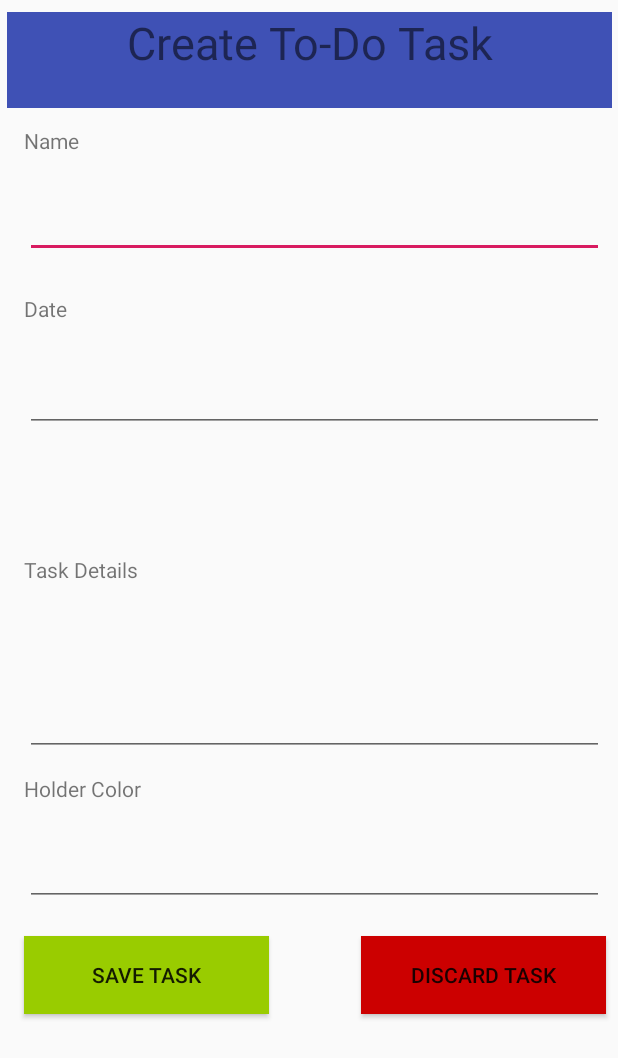
After one commit to kaustuvnandy/ToDoAppProject, an Android app: the layout activity_create_to_do_task.xml on its own in the app's theme, with its tools: preview values and no code run, on a phone screen of 412 x 824 dp. The commit adds this screen. Shown: the top 1058 px of the screen. Run offline under Robolectric (Android 15) with nearby library versions, the phone set to English and light mode, and no system bars.

Commit message:
Added To-do-task and Create Task
3rd Commit

```diff
--- a/ToDoApp/app/build.gradle
+++ b/ToDoApp/app/build.gradle
@@ -24,6 +24,7 @@ dependencies {
     implementation fileTree(dir: 'libs', include: ['*.jar'])
     implementation 'androidx.appcompat:appcompat:1.0.2'
     implementation 'androidx.constraintlayout:constraintlayout:1.1.3'
+    implementation 'androidx.legacy:legacy-support-v4:1.0.0'
     testImplementation 'junit:junit:4.12'
     androidTestImplementation 'androidx.test:runner:1.2.0'
     androidTestImplementation 'androidx.test.espresso:espresso-core:3.2.0'
--- a/ToDoApp/app/src/main/AndroidManifest.xml
+++ b/ToDoApp/app/src/main/AndroidManifest.xml
@@ -13,7 +13,8 @@
         android:roundIcon="@mipmap/ic_launcher_round"
         android:supportsRtl="true"
         android:theme="@style/AppTheme">
-        <activity android:name=".ToDoTaskList"></activity>
+        <activity android:name=".CreateToDoTask"></activity>
+        <activity android:name=".ToDoTaskList" />
         <activity android:name=".SignUpActivity" />
         <activity android:name=".LoginActivity">
             <intent-filter>
--- /dev/null
+++ b/ToDoApp/app/src/main/res/layout/activity_create_to_do_task.xml
@@ -0,0 +1,178 @@
+<?xml version="1.0" encoding="utf-8"?>
+<androidx.constraintlayout.widget.ConstraintLayout xmlns:android="http://schemas.android.com/apk/res/android"
+    xmlns:app="http://schemas.android.com/apk/res-auto"
+    xmlns:tools="http://schemas.android.com/tools"
+    android:layout_width="match_parent"
+    android:layout_height="match_parent"
+    tools:context=".CreateToDoTask">
+
+    <TextView
+        android:id="@+id/textView"
+        android:layout_width="403dp"
+        android:layout_height="64dp"
+        android:layout_marginStart="8dp"
+        android:layout_marginTop="8dp"
+        android:layout_marginEnd="8dp"
+        android:background="#3F51B5"
+        android:text="Create To-Do Task"
+        android:textAlignment="center"
+        android:textSize="30sp"
+        app:layout_constraintEnd_toEndOf="parent"
+        app:layout_constraintStart_toStartOf="parent"
+        app:layout_constraintTop_toTopOf="parent" />
+
+    <TextView
+        android:id="@+id/textView5"
+        android:layout_width="105dp"
+        android:layout_height="30dp"
+        android:layout_marginStart="8dp"
+        android:layout_marginTop="12dp"
+        android:layout_marginEnd="8dp"
+        android:text="Name"
+        app:layout_constraintEnd_toEndOf="parent"
+        app:layout_constraintHorizontal_bias="0.027"
+        app:layout_constraintStart_toStartOf="parent"
+        app:layout_constraintTop_toBottomOf="@+id/textView" />
+
+    <EditText
+        android:id="@+id/task_name"
+        android:layout_width="386dp"
+        android:layout_height="50dp"
+        android:layout_marginStart="8dp"
+        android:layout_marginTop="8dp"
+        android:layout_marginEnd="8dp"
+        android:ems="10"
+        android:inputType="textPersonName"
+        android:textSize="18sp"
+        app:layout_constraintEnd_toEndOf="parent"
+        app:layout_constraintHorizontal_bias="0.888"
+        app:layout_constraintStart_toStartOf="parent"
+        app:layout_constraintTop_toBottomOf="@+id/textView5" />
+
+    <TextView
+        android:id="@+id/textView6"
+        android:layout_width="105dp"
+        android:layout_height="30dp"
+        android:layout_marginStart="8dp"
+        android:layout_marginTop="24dp"
+        android:layout_marginEnd="8dp"
+        android:text="Date"
+        app:layout_constraintEnd_toEndOf="parent"
+        app:layout_constraintHorizontal_bias="0.027"
+        app:layout_constraintStart_toStartOf="parent"
+        app:layout_constraintTop_toBottomOf="@+id/task_name" />
+
+    <EditText
+        android:id="@+id/et_date"
+        android:layout_width="386dp"
+        android:layout_height="50dp"
+        android:layout_marginStart="8dp"
+        android:layout_marginTop="12dp"
+        android:layout_marginEnd="8dp"
+        android:ems="10"
+        android:inputType="date"
+        android:textAlignment="textEnd"
+        app:layout_constraintEnd_toEndOf="parent"
+        app:layout_constraintHorizontal_bias="0.888"
+        app:layout_constraintStart_toStartOf="parent"
+        app:layout_constraintTop_toBottomOf="@+id/textView6" />
+
+    <TextView
+        android:id="@+id/textBox"
+        android:layout_width="386dp"
+        android:layout_height="50dp"
+        android:layout_marginStart="8dp"
+        android:layout_marginTop="16dp"
+        android:layout_marginEnd="8dp"
+        android:textAlignment="center"
+        android:textSize="24sp"
+        app:layout_constraintEnd_toEndOf="parent"
+        app:layout_constraintHorizontal_bias="0.888"
+        app:layout_constraintStart_toStartOf="parent"
+        app:layout_constraintTop_toBottomOf="@+id/et_date" />
+
+    <TextView
+        android:id="@+id/textView8"
+        android:layout_width="105dp"
+        android:layout_height="30dp"
+        android:layout_marginStart="8dp"
+        android:layout_marginTop="16dp"
+        android:layout_marginEnd="8dp"
+        android:text="Task Details"
+        app:layout_constraintEnd_toEndOf="parent"
+        app:layout_constraintHorizontal_bias="0.027"
+        app:layout_constraintStart_toStartOf="parent"
+        app:layout_constraintTop_toBottomOf="@+id/textBox" />
+
+    <EditText
+        android:id="@+id/task_details"
+        android:layout_width="386dp"
+        android:layout_height="100dp"
+        android:layout_marginStart="8dp"
+        android:layout_marginTop="4dp"
+        android:layout_marginEnd="8dp"
+        android:ems="10"
+        android:inputType="textPersonName"
+        app:layout_constraintEnd_toEndOf="parent"
+        app:layout_constraintHorizontal_bias="0.888"
+        app:layout_constraintStart_toStartOf="parent"
+        app:layout_constraintTop_toBottomOf="@+id/textView8" />
+
+    <TextView
+        android:id="@+id/textView10"
+        android:layout_width="105dp"
+        android:layout_height="30dp"
+        android:layout_marginStart="8dp"
+        android:layout_marginTop="12dp"
+        android:layout_marginEnd="8dp"
+        android:text="Holder Color"
+        app:layout_constraintEnd_toEndOf="parent"
+        app:layout_constraintHorizontal_bias="0.027"
+        app:layout_constraintStart_toStartOf="parent"
+        app:layout_constraintTop_toBottomOf="@+id/task_details" />
+
+    <EditText
+        android:id="@+id/holder_color"
+        android:layout_width="386dp"
+        android:layout_height="50dp"
+        android:layout_marginStart="8dp"
+        android:layout_marginTop="8dp"
+        android:layout_marginEnd="8dp"
+        android:ems="10"
+        android:inputType="textPersonName"
+        app:layout_constraintEnd_toEndOf="parent"
+        app:layout_constraintHorizontal_bias="0.888"
+        app:layout_constraintStart_toStartOf="parent"
+        app:layout_constraintTop_toBottomOf="@+id/textView10" />
+
+    <Button
+        android:id="@+id/save_task"
+        android:layout_width="163dp"
+        android:layout_height="52dp"
+        android:layout_marginStart="8dp"
+        android:layout_marginTop="20dp"
+        android:layout_marginEnd="8dp"
+        android:background="@android:color/holo_green_light"
+        android:text="Save Task"
+        app:layout_constraintEnd_toEndOf="parent"
+        app:layout_constraintHorizontal_bias="0.034"
+        app:layout_constraintStart_toStartOf="parent"
+        app:layout_constraintTop_toBottomOf="@+id/holder_color"
+        android:onClick="onClickSaveTask"/>
+
+    <Button
+        android:id="@+id/discard_task"
+        android:layout_width="163dp"
+        android:layout_height="52dp"
+        android:layout_marginStart="8dp"
+        android:layout_marginTop="20dp"
+        android:layout_marginEnd="8dp"
+        android:background="@android:color/holo_red_dark"
+        android:text="Discard Task"
+        app:layout_constraintEnd_toEndOf="parent"
+        app:layout_constraintHorizontal_bias="1.0"
+        app:layout_constraintStart_toEndOf="@+id/save_task"
+        app:layout_constraintTop_toBottomOf="@+id/holder_color"
+        android:onClick="onClickDiscardTask"/>
+
+</androidx.constraintlayout.widget.ConstraintLayout>
--- a/ToDoApp/app/src/main/res/values/strings.xml
+++ b/ToDoApp/app/src/main/res/values/strings.xml
@@ -1,3 +1,6 @@
 <resources>
     <string name="app_name">ToDoApp</string>
+
+    <!-- TODO: Remove or change this placeholder text -->
+    <string name="hello_blank_fragment">Hello blank fragment</string>
 </resources>
```
Also changed, not shown: ToDoApp/app/src/main/java/com/project/todoapp/CreateToDoTask.java (added, +60 -0 lines), ToDoApp/app/src/main/java/com/project/todoapp/LoginActivity.java (+6 -1 lines), ToDoApp/app/src/main/java/com/project/todoapp/MyAdapter.java (added, +52 -0 lines), ToDoApp/app/src/main/java/com/project/todoapp/NoTaskFragment.java (added, +20 -0 lines), ToDoApp/app/src/main/java/com/project/todoapp/Tasks.java (added, +60 -0 lines), ToDoApp/app/src/main/java/com/project/todoapp/ToDoTaskList.java (+50 -0 lines), ToDoApp/app/src/main/res/layout/activity_to_do_task_list.xml (+20 -1 lines), ToDoApp/app/src/main/res/layout/fragment_no_task_fragment.xml (added, +15 -0 lines), ToDoApp/app/src/main/res/layout/recyclerview_item.xml (+7 -6 lines).
